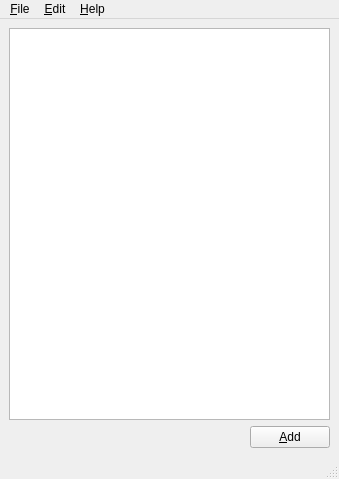
easai/Scripts, file mainwindow.ui: the form before one commit.
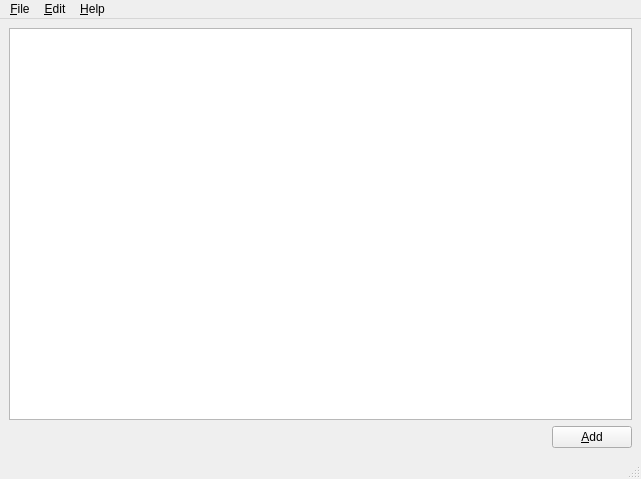
The form after the commit.

```diff
--- a/mainwindow.ui
+++ b/mainwindow.ui
@@ -6,7 +6,7 @@
    <rect>
     <x>0</x>
     <y>0</y>
-    <width>339</width>
+    <width>641</width>
     <height>479</height>
    </rect>
   </property>
@@ -49,7 +49,7 @@
     <rect>
      <x>0</x>
      <y>0</y>
-     <width>339</width>
+     <width>641</width>
      <height>21</height>
     </rect>
    </property>
```
